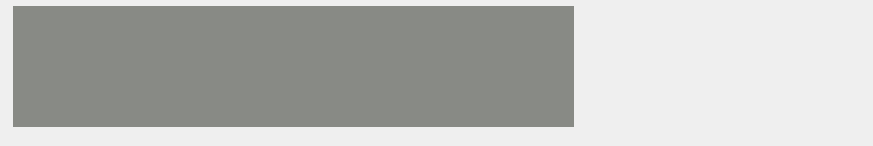
baohuy251210/HowToTidyUp, file FinalProject/toolbarwidget.ui: the form before one commit.
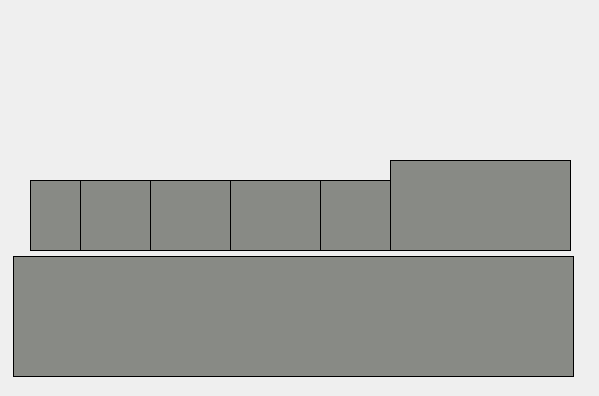
The form after the commit. Icons and pictures are not drawn. Custom widgets are drawn as their Qt base class.

Commit message: added cleaning tool description popups and added QFrames to item dialog elements

What changed in the file:
```diff
--- a/FinalProject/toolbarwidget.ui
+++ b/FinalProject/toolbarwidget.ui
@@ -6,8 +6,8 @@
    <rect>
     <x>0</x>
     <y>0</y>
-    <width>873</width>
-    <height>146</height>
+    <width>599</width>
+    <height>396</height>
    </rect>
   </property>
   <property name="windowTitle">
@@ -17,7 +17,7 @@
    <property name="geometry">
     <rect>
      <x>13</x>
-     <y>6</y>
+     <y>256</y>
      <width>561</width>
      <height>121</height>
     </rect>
@@ -28,6 +28,9 @@
    <property name="styleSheet">
     <string notr="true">background-color: rgb(136, 138, 133);</string>
    </property>
+   <property name="frameShape">
+    <enum>QFrame::Panel</enum>
+   </property>
    <property name="text">
     <string/>
    </property>
@@ -36,7 +39,7 @@
    <property name="geometry">
     <rect>
      <x>20</x>
-     <y>10</y>
+     <y>260</y>
      <width>531</width>
      <height>91</height>
     </rect>
@@ -182,6 +185,222 @@
     </item>
    </layout>
   </widget>
+  <widget class="QLabel" name="glovePopup">
+   <property name="geometry">
+    <rect>
+     <x>30</x>
+     <y>180</y>
+     <width>181</width>
+     <height>71</height>
+    </rect>
+   </property>
+   <property name="font">
+    <font>
+     <pointsize>8</pointsize>
+    </font>
+   </property>
+   <property name="styleSheet">
+    <string notr="true">background-color: rgb(136, 138, 133);</string>
+   </property>
+   <property name="frameShape">
+    <enum>QFrame::Panel</enum>
+   </property>
+   <property name="text">
+    <string/>
+   </property>
+   <property name="textFormat">
+    <enum>Qt::PlainText</enum>
+   </property>
+   <property name="scaledContents">
+    <bool>true</bool>
+   </property>
+   <property name="alignment">
+    <set>Qt::AlignLeading|Qt::AlignLeft|Qt::AlignTop</set>
+   </property>
+   <property name="wordWrap">
+    <bool>true</bool>
+   </property>
+  </widget>
+  <widget class="QLabel" name="nailPolishRemoverPopup">
+   <property name="geometry">
+    <rect>
+     <x>80</x>
+     <y>180</y>
+     <width>181</width>
+     <height>71</height>
+    </rect>
+   </property>
+   <property name="font">
+    <font>
+     <pointsize>8</pointsize>
+    </font>
+   </property>
+   <property name="styleSheet">
+    <string notr="true">background-color: rgb(136, 138, 133);</string>
+   </property>
+   <property name="frameShape">
+    <enum>QFrame::Panel</enum>
+   </property>
+   <property name="text">
+    <string/>
+   </property>
+   <property name="textFormat">
+    <enum>Qt::PlainText</enum>
+   </property>
+   <property name="scaledContents">
+    <bool>true</bool>
+   </property>
+   <property name="alignment">
+    <set>Qt::AlignLeading|Qt::AlignLeft|Qt::AlignTop</set>
+   </property>
+   <property name="wordWrap">
+    <bool>true</bool>
+   </property>
+  </widget>
+  <widget class="QLabel" name="waterBucketPopup">
+   <property name="geometry">
+    <rect>
+     <x>150</x>
+     <y>180</y>
+     <width>181</width>
+     <height>71</height>
+    </rect>
+   </property>
+   <property name="font">
+    <font>
+     <pointsize>8</pointsize>
+    </font>
+   </property>
+   <property name="styleSheet">
+    <string notr="true">background-color: rgb(136, 138, 133);</string>
+   </property>
+   <property name="frameShape">
+    <enum>QFrame::Panel</enum>
+   </property>
+   <property name="text">
+    <string/>
+   </property>
+   <property name="textFormat">
+    <enum>Qt::PlainText</enum>
+   </property>
+   <property name="scaledContents">
+    <bool>true</bool>
+   </property>
+   <property name="alignment">
+    <set>Qt::AlignLeading|Qt::AlignLeft|Qt::AlignTop</set>
+   </property>
+   <property name="wordWrap">
+    <bool>true</bool>
+   </property>
+  </widget>
+  <widget class="QLabel" name="bleachPopup">
+   <property name="geometry">
+    <rect>
+     <x>230</x>
+     <y>180</y>
+     <width>181</width>
+     <height>71</height>
+    </rect>
+   </property>
+   <property name="font">
+    <font>
+     <pointsize>8</pointsize>
+    </font>
+   </property>
+   <property name="styleSheet">
+    <string notr="true">background-color: rgb(136, 138, 133);</string>
+   </property>
+   <property name="frameShape">
+    <enum>QFrame::Panel</enum>
+   </property>
+   <property name="text">
+    <string/>
+   </property>
+   <property name="textFormat">
+    <enum>Qt::PlainText</enum>
+   </property>
+   <property name="scaledContents">
+    <bool>true</bool>
+   </property>
+   <property name="alignment">
+    <set>Qt::AlignLeading|Qt::AlignLeft|Qt::AlignTop</set>
+   </property>
+   <property name="wordWrap">
+    <bool>true</bool>
+   </property>
+  </widget>
+  <widget class="QLabel" name="ragPopup">
+   <property name="geometry">
+    <rect>
+     <x>320</x>
+     <y>180</y>
+     <width>181</width>
+     <height>71</height>
+    </rect>
+   </property>
+   <property name="font">
+    <font>
+     <pointsize>8</pointsize>
+    </font>
+   </property>
+   <property name="styleSheet">
+    <string notr="true">background-color: rgb(136, 138, 133);</string>
+   </property>
+   <property name="frameShape">
+    <enum>QFrame::Panel</enum>
+   </property>
+   <property name="text">
+    <string/>
+   </property>
+   <property name="textFormat">
+    <enum>Qt::PlainText</enum>
+   </property>
+   <property name="scaledContents">
+    <bool>true</bool>
+   </property>
+   <property name="alignment">
+    <set>Qt::AlignLeading|Qt::AlignLeft|Qt::AlignTop</set>
+   </property>
+   <property name="wordWrap">
+    <bool>true</bool>
+   </property>
+  </widget>
+  <widget class="QLabel" name="oxicleanPopup">
+   <property name="geometry">
+    <rect>
+     <x>390</x>
+     <y>160</y>
+     <width>181</width>
+     <height>91</height>
+    </rect>
+   </property>
+   <property name="font">
+    <font>
+     <pointsize>8</pointsize>
+    </font>
+   </property>
+   <property name="styleSheet">
+    <string notr="true">background-color: rgb(136, 138, 133);</string>
+   </property>
+   <property name="frameShape">
+    <enum>QFrame::Panel</enum>
+   </property>
+   <property name="text">
+    <string/>
+   </property>
+   <property name="textFormat">
+    <enum>Qt::PlainText</enum>
+   </property>
+   <property name="scaledContents">
+    <bool>true</bool>
+   </property>
+   <property name="alignment">
+    <set>Qt::AlignLeading|Qt::AlignLeft|Qt::AlignTop</set>
+   </property>
+   <property name="wordWrap">
+    <bool>true</bool>
+   </property>
+  </widget>
  </widget>
  <customwidgets>
   <customwidget>
```
The commit also changes 8 other files.
